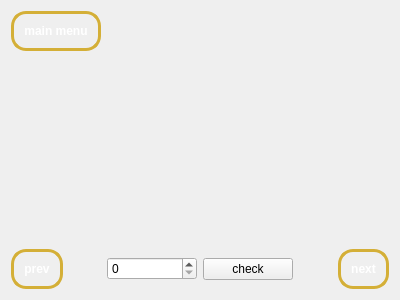
Before: the Qt Designer form learn_widget.ui in owenharvey78/blackjack-learning-game, drawn with Qt 5.
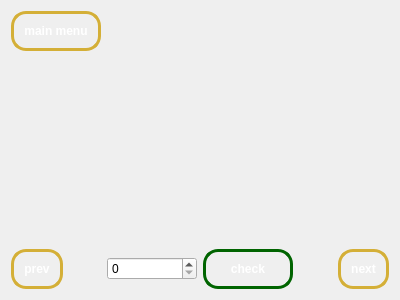
After: the same form once the commit is applied.

Diff of the .ui file:
```diff
--- a/learn_widget.ui
+++ b/learn_widget.ui
@@ -112,6 +112,31 @@
    </item>
    <item row="4" column="2">
     <widget class="QPushButton" name="checkButton">
+     <property name="styleSheet">
+      <string notr="true">QPushButton{
+	background-color: qlineargradient(
+		spread:pad,
+		x1:0, y1:0, x2:0, y2:1,
+		stop:0 #2E8B57
+		stop:1 #32CD32 
+	);
+
+	color: white;
+	font-weight: bold;
+	border: 3px solid #006400; 
+	border-radius: 15px;
+	padding: 10px;
+}
+
+QPushButton:hover{
+	background-color: qlineargradient(
+		spread:pad,
+		x1:0, y1:0, x2:0, y2:1,
+		stop:0 #3CB371,
+		stop:1 #90EE90
+	);
+}</string>
+     </property>
      <property name="text">
       <string>check</string>
      </property>
```
